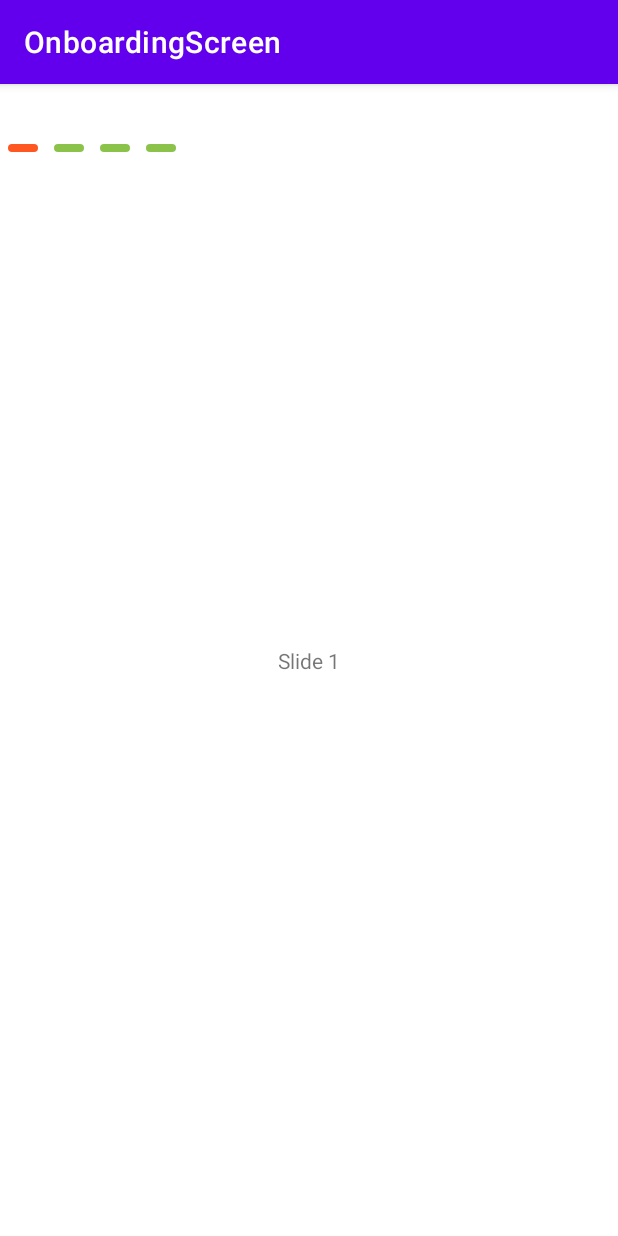
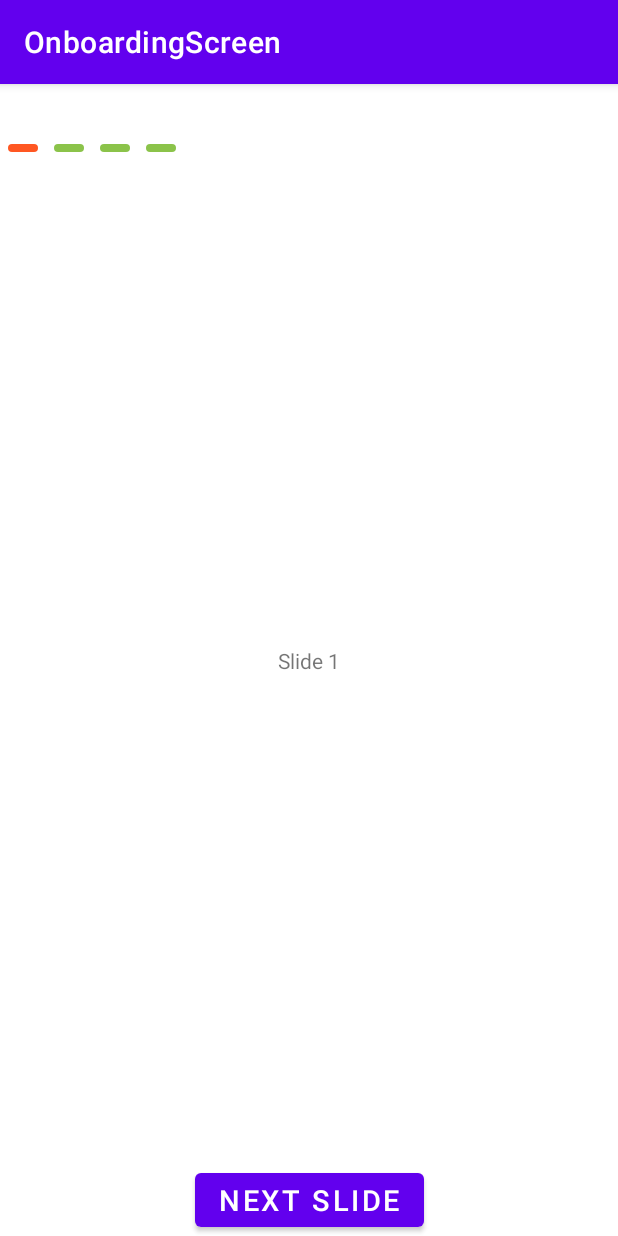
Before and after one commit to dey-subhajit/kotlin_onboarding_screen, an Android app: the screen it shows after launch (MainActivity), on a phone screen of 412 x 824 dp. Run offline under Robolectric (Android 15) with nearby library versions, the phone set to English and light mode, and no system bars.

Commit message:
Add next button

```diff
--- a/app/src/main/java/com/app/onboardingscreen/MainActivity.kt
+++ b/app/src/main/java/com/app/onboardingscreen/MainActivity.kt
@@ -3,20 +3,23 @@ package com.app.onboardingscreen
 import android.media.Image
 import androidx.appcompat.app.AppCompatActivity
 import android.os.Bundle
+import android.util.Log
+import android.view.View
 import android.view.ViewGroup.LayoutParams.WRAP_CONTENT
-import android.widget.ImageView
-import android.widget.LinearLayout
+import android.widget.*
 import androidx.core.content.ContextCompat
 import androidx.viewpager2.widget.ViewPager2
 
 class MainActivity : AppCompatActivity() {
     lateinit var indicatorsContainer:LinearLayout
+    lateinit var onBoard_screen: ViewPager2
 
     override fun onCreate(savedInstanceState: Bundle?) {
         super.onCreate(savedInstanceState)
         setContentView(R.layout.activity_main)
 
-        val onBoard_screen: ViewPager2 = findViewById(R.id.onBoard_screen)
+        // val onBoard_screen: ViewPager2 = findViewById(R.id.onBoard_screen)
+        onBoard_screen = findViewById(R.id.onBoard_screen)
         var onBoardingScreenAdapter:OnBoardingScreenAdapter = OnBoardingScreenAdapter(
             listOf(
                 OnboardingItem(simple_text="Slide 1"),
@@ -51,6 +54,17 @@ class MainActivity : AppCompatActivity() {
             }
         })
 
+        findViewById<Button>(R.id.next).setOnClickListener{
+            // Toast.makeText(this," onBoard_screen.currentItem", Toast.LENGTH_LONG).show()
+            Log.i("data", onBoard_screen.itemDecorationCount.toString())
+            if(onBoard_screen.currentItem+1 < onBoardingScreenAdapter.itemCount){
+                onBoard_screen.currentItem+=1
+            }
+            else{
+                // Redriect activity
+            }
+        }
+
         /*val childCount = indicatorsContainer.childCount
         for(i in 0 until childCount){
             val imageView = indicatorsContainer.getChildAt(i) as ImageView
--- a/app/src/main/res/layout/activity_main.xml
+++ b/app/src/main/res/layout/activity_main.xml
@@ -25,4 +25,14 @@
         app:layout_constraintStart_toStartOf="parent"
         app:layout_constraintTop_toTopOf="parent" />
 
+    <Button
+        android:id="@+id/next"
+        android:layout_width="wrap_content"
+        android:layout_height="wrap_content"
+        android:text="Next slide"
+        android:textSize="19sp"
+        app:layout_constraintBottom_toBottomOf="parent"
+        app:layout_constraintEnd_toEndOf="parent"
+        app:layout_constraintStart_toStartOf="parent" />
+
 </androidx.constraintlayout.widget.ConstraintLayout>
```
